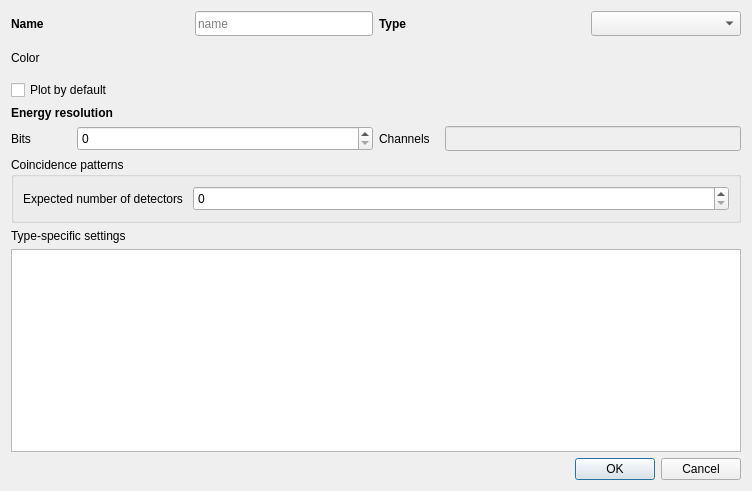
Qt form gui/daq/dialog_spectrum_template.ui (usnistgov/qpx-gamma) before a commit.
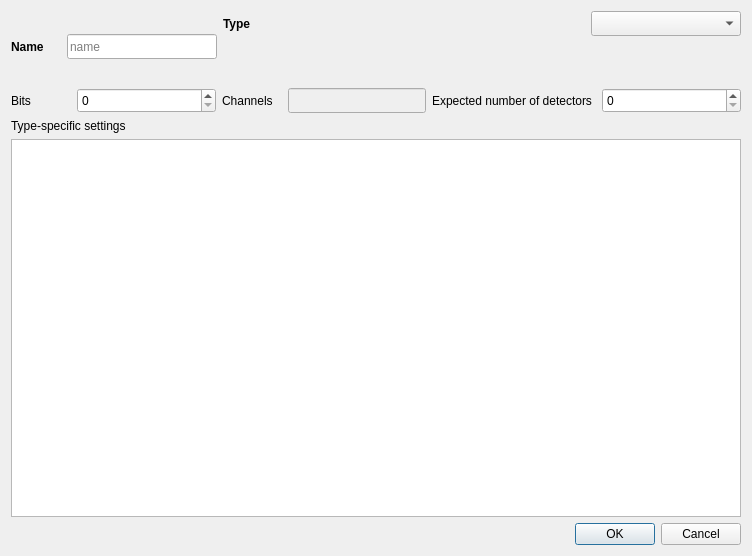
The same form after that commit. Icons and pictures are not drawn. Custom widgets are drawn as their Qt base class.

Commit message: spectrum appearance and visibility as generic settings

The edit to the form file:
```diff
--- a/gui/daq/dialog_spectrum_template.ui
+++ b/gui/daq/dialog_spectrum_template.ui
@@ -10,7 +10,7 @@
     <x>0</x>
     <y>0</y>
     <width>752</width>
-    <height>491</height>
+    <height>556</height>
    </rect>
   </property>
   <property name="focusPolicy">
@@ -27,92 +27,7 @@
    <bool>true</bool>
   </property>
   <layout class="QGridLayout" name="gridLayout">
-   <item row="1" column="0">
-    <widget class="QLabel" name="label_10">
-     <property name="text">
-      <string>&lt;b&gt;Energy resolution&lt;/b&gt;</string>
-     </property>
-    </widget>
-   </item>
-   <item row="2" column="0">
-    <layout class="QHBoxLayout" name="horizontalLayout_4">
-     <item>
-      <widget class="QLabel" name="label_3">
-       <property name="minimumSize">
-        <size>
-         <width>60</width>
-         <height>25</height>
-        </size>
-       </property>
-       <property name="text">
-        <string>Bits</string>
-       </property>
-      </widget>
-     </item>
-     <item>
-      <widget class="QSpinBox" name="spinBits">
-       <property name="sizePolicy">
-        <sizepolicy hsizetype="MinimumExpanding" vsizetype="Fixed">
-         <horstretch>0</horstretch>
-         <verstretch>0</verstretch>
-        </sizepolicy>
-       </property>
-       <property name="minimumSize">
-        <size>
-         <width>100</width>
-         <height>25</height>
-        </size>
-       </property>
-       <property name="maximum">
-        <number>16</number>
-       </property>
-      </widget>
-     </item>
-     <item>
-      <widget class="QLabel" name="label_7">
-       <property name="minimumSize">
-        <size>
-         <width>60</width>
-         <height>25</height>
-        </size>
-       </property>
-       <property name="text">
-        <string>Channels</string>
-       </property>
-      </widget>
-     </item>
-     <item>
-      <widget class="QLineEdit" name="lineChannels">
-       <property name="enabled">
-        <bool>false</bool>
-       </property>
-       <property name="sizePolicy">
-        <sizepolicy hsizetype="MinimumExpanding" vsizetype="Fixed">
-         <horstretch>0</horstretch>
-         <verstretch>0</verstretch>
-        </sizepolicy>
-       </property>
-       <property name="minimumSize">
-        <size>
-         <width>100</width>
-         <height>25</height>
-        </size>
-       </property>
-      </widget>
-     </item>
-    </layout>
-   </item>
    <item row="5" column="0">
-    <widget class="QTableView" name="tableGenericAttrs">
-     <property name="sizePolicy">
-      <sizepolicy hsizetype="MinimumExpanding" vsizetype="MinimumExpanding">
-       <horstretch>0</horstretch>
-       <verstretch>0</verstretch>
-      </sizepolicy>
-     </property>
-    </widget>
-   </item>
-   <item row="6" column="0">
     <widget class="QDialogButtonBox" name="buttonBox">
      <property name="orientation">
       <enum>Qt::Horizontal</enum>
@@ -186,73 +101,6 @@
          </item>
         </layout>
        </item>
-       <item>
-        <layout class="QHBoxLayout" name="horizontalLayout">
-         <item>
-          <widget class="QLabel" name="label_4">
-           <property name="sizePolicy">
-            <sizepolicy hsizetype="Minimum" vsizetype="Preferred">
-             <horstretch>0</horstretch>
-             <verstretch>0</verstretch>
-            </sizepolicy>
-           </property>
-           <property name="minimumSize">
-            <size>
-             <width>50</width>
-             <height>0</height>
-            </size>
-           </property>
-           <property name="maximumSize">
-            <size>
-             <width>16777215</width>
-             <height>32</height>
-            </size>
-           </property>
-           <property name="text">
-            <string>Color</string>
-           </property>
-          </widget>
-         </item>
-         <item>
-          <widget class="QtColorPicker" name="colPicker" native="true">
-           <property name="sizePolicy">
-            <sizepolicy hsizetype="MinimumExpanding" vsizetype="MinimumExpanding">
-             <horstretch>0</horstretch>
-             <verstretch>0</verstretch>
-            </sizepolicy>
-           </property>
-           <property name="minimumSize">
-            <size>
-             <width>100</width>
-             <height>25</height>
-            </size>
-           </property>
-           <property name="maximumSize">
-            <size>
-             <width>16777215</width>
-             <height>32</height>
-            </size>
-           </property>
-          </widget>
-         </item>
-        </layout>
-       </item>
-       <item>
-        <widget class="QCheckBox" name="checkBox">
-         <property name="minimumSize">
-          <size>
-           <width>200</width>
-           <height>0</height>
-          </size>
-         </property>
-         <property name="layoutDirection">
-          <enum>Qt::LeftToRight</enum>
-         </property>
-         <property name="text">
-          <string>Plot by default</string>
-         </property>
-        </widget>
-       </item>
       </layout>
      </item>
      <item>
@@ -340,21 +188,82 @@
      </item>
     </layout>
    </item>
-   <item row="4" column="0">
+   <item row="3" column="0">
     <widget class="QLabel" name="label_8">
      <property name="text">
       <string>Type-specific settings</string>
      </property>
     </widget>
    </item>
-   <item row="3" column="0">
-    <widget class="QGroupBox" name="groupBox_2">
-     <property name="title">
-      <string>Coincidence patterns</string>
-     </property>
-     <layout class="QGridLayout" name="gridLayout_2">
-      <item row="0" column="0">
-       <layout class="QHBoxLayout" name="horizontalLayout_11">
+   <item row="4" column="0">
+    <widget class="QTreeView" name="treeAttribs"/>
+   </item>
+   <item row="1" column="0">
+    <layout class="QHBoxLayout" name="horizontalLayout_4">
+     <item>
+      <widget class="QLabel" name="label_3">
+       <property name="minimumSize">
+        <size>
+         <width>60</width>
+         <height>25</height>
+        </size>
+       </property>
+       <property name="text">
+        <string>Bits</string>
+       </property>
+      </widget>
+     </item>
+     <item>
+      <widget class="QSpinBox" name="spinBits">
+       <property name="sizePolicy">
+        <sizepolicy hsizetype="MinimumExpanding" vsizetype="Fixed">
+         <horstretch>0</horstretch>
+         <verstretch>0</verstretch>
+        </sizepolicy>
+       </property>
+       <property name="minimumSize">
+        <size>
+         <width>100</width>
+         <height>25</height>
+        </size>
+       </property>
+       <property name="maximum">
+        <number>16</number>
+       </property>
+      </widget>
+     </item>
+     <item>
+      <widget class="QLabel" name="label_7">
+       <property name="minimumSize">
+        <size>
+         <width>60</width>
+         <height>25</height>
+        </size>
+       </property>
+       <property name="text">
+        <string>Channels</string>
+       </property>
+      </widget>
+     </item>
+     <item>
+      <widget class="QLineEdit" name="lineChannels">
+       <property name="enabled">
+        <bool>false</bool>
+       </property>
+       <property name="sizePolicy">
+        <sizepolicy hsizetype="MinimumExpanding" vsizetype="Fixed">
+         <horstretch>0</horstretch>
+         <verstretch>0</verstretch>
+        </sizepolicy>
+       </property>
+       <property name="minimumSize">
+        <size>
+         <width>100</width>
+         <height>25</height>
+        </size>
+       </property>
+      </widget>
+     </item>
         <item>
          <widget class="QLabel" name="label_9">
           <property name="minimumSize">
@@ -391,22 +300,6 @@
       </item>
      </layout>
     </widget>
-   </item>
-  </layout>
-  <zorder>buttonBox</zorder>
-  <zorder>tableGenericAttrs</zorder>
-  <zorder>label_8</zorder>
-  <zorder>groupBox_2</zorder>
-  <zorder>label_10</zorder>
- </widget>
- <customwidgets>
-  <customwidget>
-   <class>QtColorPicker</class>
-   <extends>QWidget</extends>
-   <header>qtcolorpicker.h</header>
-   <container>1</container>
-  </customwidget>
- </customwidgets>
  <resources/>
  <connections/>
 </ui>
```
Lines whose indentation alone changed are shown as unchanged. The commit also changes 36 other files.
